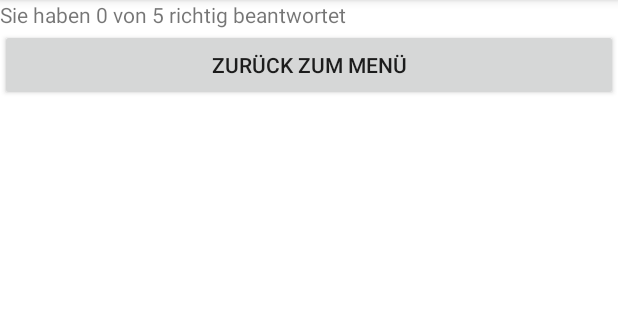
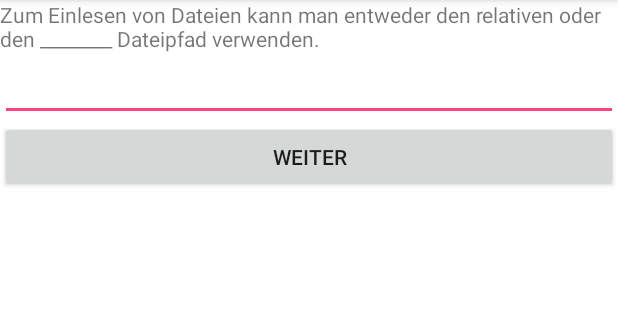
Before and after one commit to Tokimetakaari/howToJava, an Android app: the ExerciseExeptions screen opened directly, with no data from a screen before it, after a tap on "WEITER", on a phone screen of 412 x 824 dp, the part 84-404 px from its top. Run offline under Robolectric (Android 15) with nearby library versions, the phone set to English and light mode, and no system bars.

Commit message:
exeption Exercise Classes

```diff
--- a/app/src/main/java/com/example/niklasjahning/howtojava/ExerciseExeptions.java
+++ b/app/src/main/java/com/example/niklasjahning/howtojava/ExerciseExeptions.java
@@ -1,79 +1,106 @@
 package com.example.niklasjahning.howtojava;
+
 
 import android.content.Intent;
 import android.media.MediaPlayer;
 import android.os.Bundle;
 import android.support.design.widget.NavigationView;
+import android.support.v4.app.NotificationCompat;
 import android.support.v4.widget.DrawerLayout;
 import android.support.v7.app.ActionBarDrawerToggle;
 import android.support.v7.app.AppCompatActivity;
 import android.view.MenuItem;
 import android.view.View;
-import android.widget.AdapterView;
-import android.widget.ArrayAdapter;
 import android.widget.Button;
-import android.widget.Spinner;
+import android.widget.EditText;
 import android.widget.TextView;
 import android.widget.Toast;
 
 public class ExerciseExeptions extends AppCompatActivity implements View.OnClickListener {
 
     MediaPlayer mySound;
-
-    Spinner spinner1, spinner2, spinner3, spinner4, spinner5, spinner6;
-    TextView textView1, textView2, textView3, textView4, textView5, textView6, textQuest;
+    TextView textView;
+    EditText editText1, editText2, editText3, editText4, editText5, editText6, editText7, editText8;
     Button submit;
-
     int i = 0;
-    int numOfCorrectAnswers=0;
+    int numOfCorrectAnswers = 0;
     private DrawerLayout mDrawerLayout;
     private ActionBarDrawerToggle mToggle;
     NavigationView burger;
     private Intent intent;
     private NotificationHelper nHelper;
     private Intent next;
-
-
-
-
-    boolean[] answerCorrect = new boolean[5];
-    boolean[] answered = new boolean[5];
+    boolean[] answerCorrect = new boolean[3];
+    boolean[] answered = new boolean[3];
 
 
     @Override
     protected void onCreate(Bundle savedInstanceState) {
         super.onCreate(savedInstanceState);
-        setContentView(R.layout.reassemble_layout_default);
-        setupItems();
+        setContentView(R.layout.cloze_default);
         setupDrawer();
         connectBurger();
         mySound = MediaPlayer.create(this,R.raw.sound);
+        setupItems();
         setText();
+
+
+    }
+
+    private void setText() {
+        switch (i) {
+            case 0:
+                textView.setText(R.string.exerciseExeptionQ1);
+                editText2.setVisibility(View.GONE);
+                editText3.setVisibility(View.GONE);
+                editText4.setVisibility(View.GONE);
+                editText5.setVisibility(View.GONE);
+                editText6.setVisibility(View.GONE);
+                editText7.setVisibility(View.GONE);
+                editText8.setVisibility(View.GONE);
+                break;
+            case 1:
+                textView.setText(R.string.exerciseExeptionQ2);
+                break;
+            case 2:
+                textView.setText(R.string.exerciseExeptionQ3);
+                break;
+            case 3:
+                for (int j = 0; j < 3; j++)
+                {
+                    if (answerCorrect[j])
+                    {numOfCorrectAnswers ++;}
+                }
+                textView.setText(getString(R.string.endScreenExercise,numOfCorrectAnswers,answered.length));
+                editText1.setVisibility(View.INVISIBLE);
+                editText1.setClickable(false);
+                i++;
+                break;
+
+
+        }
+        resetEdit();
     }
 
     private void setupItems() {
 
-        textView1 = findViewById(R.id.reassemble_text_1);
-        textView2 = findViewById(R.id.reassemble_text_2);
-        textView3 = findViewById(R.id.reassemble_text_3);
-        textView4 = findViewById(R.id.reassemble_text_4);
-        textView5 = findViewById(R.id.reassemble_text_5);
-        textView6 = findViewById(R.id.reassemble_text_6);
-        textQuest = findViewById(R.id.reassemble_question);
-        spinner1 = findViewById(R.id.reassemble_spinner_1);
-        spinner2 = findViewById(R.id.reassemble_spinner_2);
-        spinner3 = findViewById(R.id.reassemble_spinner_3);
-        spinner4 = findViewById(R.id.reassemble_spinner_4);
-        spinner5 = findViewById(R.id.reassemble_spinner_5);
-        spinner6 = findViewById(R.id.reassemble_spinner_6);
-        submit = findViewById(R.id.reassemble_submit_button);
         nHelper = new NotificationHelper(this);
+        textView = findViewById(R.id.cloze_text);
+        editText1 = findViewById(R.id.cloze_answer_1);
+        submit = findViewById(R.id.cloze_submit_button);
         submit.setOnClickListener(this);
+        editText2 = findViewById(R.id.cloze_answer_2);
+        editText3 = findViewById(R.id.cloze_answer_3);
+        editText4 = findViewById(R.id.cloze_answer_4);
+        editText5 = findViewById(R.id.cloze_answer_5);
+        editText6 = findViewById(R.id.cloze_answer_6);
+        editText7 = findViewById(R.id.cloze_answer_7);
+        editText8 = findViewById(R.id.cloze_answer_8);
+        nHelper = new NotificationHelper(this);
         next = new Intent(this,ExerciseBufferedReader.class);
 
+    }
 
-
-    }
 
     private void connectBurger() {
         burger = findViewById(R.id.test);
@@ -99,13 +126,12 @@ public class ExerciseExeptions extends AppCompatActivity implements View.OnClick
                         startActivity(intent);
                         break;
                     case R.id.credits:
-                        Toast.makeText(getApplicationContext(),getString(R.string.credits_text),Toast.LENGTH_SHORT).show();
+                        Toast.makeText(getApplicationContext(),R.string.credits_text,Toast.LENGTH_SHORT).show();
                         break;
                 }
                 return true;
             }
         });}
-
 
 
     @Override
@@ -114,6 +140,10 @@ public class ExerciseExeptions extends AppCompatActivity implements View.OnClick
         if(mToggle.onOptionsItemSelected(item)){
             return true;
         }
+
+
+
+
         return super.onOptionsItemSelected(item);
     }
 
@@ -125,40 +155,23 @@ public class ExerciseExeptions extends AppCompatActivity implements View.OnClick
         getSupportActionBar().setDisplayHomeAsUpEnabled(true);
     }
 
-    private int[] getSelectedItemPositions() {
-        int[] itemPositions = new int[6];
-
-        itemPositions[0] = Integer.parseInt(spinner1.getSelectedItem().toString());
-        itemPositions[1] = Integer.parseInt(spinner2.getSelectedItem().toString());
-        itemPositions[2] = Integer.parseInt(spinner3.getSelectedItem().toString());
-        itemPositions[3] = Integer.parseInt(spinner4.getSelectedItem().toString());
-        itemPositions[4] = Integer.parseInt(spinner5.getSelectedItem().toString());
-        itemPositions[5] = Integer.parseInt(spinner6.getSelectedItem().toString());
-
-        return itemPositions;
-    }
-
     @Override
-    public void onClick(View view)
-    {
-        if(view.getId() == R.id.reassemble_submit_button)
-        {
-            if ( (spinner1.getSelectedItem() != null || spinner2.getSelectedItem() != null || spinner3.getSelectedItem() != null || spinner4.getSelectedItem() != null) && (i <=5))
-            {
-                checkCorrectAnswers(getSelectedItemPositions());
+    public void onClick(View view) {
+        if (view.getId() == R.id.cloze_submit_button) {
+            if ((!editText1.getText().toString().isEmpty()) && (i <= 3)) {
+                checkCorrectAnswers();
                 answered[i] = true;
                 i++;
                 setText();
-            }
-            else if (i>5)
-            {
-                PlayMenu.unlockLevelNumber = 1;
+
+            } else if (i > 3) {
                 if (numOfCorrectAnswers >=  answered.length /2) {
                     mySound.start();
                     update();
                     sendNotification(getString(R.string.notifyTitle16), getString(R.string.notifyMessage), next);
                 }
                 finish();
+
             }
         }
     }
@@ -176,129 +189,46 @@ public class ExerciseExeptions extends AppCompatActivity implements View.OnClick
         }).start();
     }
 
-    private void setText() {
+    private void checkCorrectAnswers() {
+
+//        Falls mehrere Schreibweise zählen einfach eine weitere Bedingung mit || hinzufügen editText1.getText().toString().equals(alternative1)
+
         switch (i) {
             case 0:
-                textQuest.setText("Deine ");
-                textView1.setText("Deine");
-                textView2.setText("Alter");
-                textView3.setText("Say");
-                textView4.setText("What");
-                textView5.setText("What");
-                textView6.setText("What");
+                if (editText1.getText().toString().equals(getString(R.string.exerciseExeptionA1))
+                        || (editText1.getText().toString().equals(getString(R.string.exerciseExeptionsA1A1)))) {
+                    answerCorrect[i] = true;
+                }
+            case 1:
+                if (editText1.getText().toString().equals(getString(R.string.exerciseExeptionsA2))
+                        || (editText1.getText().toString().equals(getString(R.string.exerciseExeptionsA2A1)))) {
+                    answerCorrect[i] = true;
+                }
                 break;
-            case 1:
-                textQuest.setText("");
-                textView1.setText("");
-                textView2.setText("");
-                textView3.setText("");
-                textView4.setText("");
-                textView5.setText("");
-                textView6.setText("");
             case 2:
-                textQuest.setText("");
-                textView1.setText("");
-                textView2.setText("");
-                textView3.setText("");
-                textView4.setText("");
-                textView5.setText("");
-                textView6.setText("");
-            case 3:
-                textQuest.setText("");
-                textView1.setText("");
-                textView2.setText("");
-                textView3.setText("");
-                textView4.setText("");
-                textView5.setText("");
-                textView6.setText("");
-            case 4:
-                textQuest.setText("");
-                textView1.setText("");
-                textView2.setText("");
-                textView3.setText("");
-                textView4.setText("");
-                textView5.setText("");
-                textView6.setText("");
-            case 5:
-                textQuest.setText("");
-                textView1.setText("");
-                textView2.setText("");
-                textView3.setText("");
-                textView4.setText("");
-                textView5.setText("");
-                textView6.setText("");
-            case 6:
-                countCorrectAnswers();
-                textQuest.setText(getString(R.string.endScreenExercise,numOfCorrectAnswers,answered.length));
-                textView1.setVisibility(View.GONE);
-                textView2.setVisibility(View.GONE);
-                textView3.setVisibility(View.GONE);
-                textView4.setVisibility(View.GONE);
-                textView5.setVisibility(View.GONE);
-                textView6.setVisibility(View.GONE);
-                spinner1.setVisibility(View.GONE);
-                spinner2.setVisibility(View.GONE);
-                spinner3.setVisibility(View.GONE);
-                spinner4.setVisibility(View.GONE);
-                spinner5.setVisibility(View.GONE);
-                spinner6.setVisibility(View.GONE);
-                submit.setText(getString(R.string.endScreenSubmit));
-                i++;
+                if (editText1.getText().toString().equals(getString(R.string.exerciseExeptionsA3))
+                        || (editText1.getText().toString().equals(getString(R.string.exerciseExeptionsA3A1)))) {
+                    answerCorrect[i] = true;
 
+                }
                 break;
             default:
                 break;
 
 
+
         }
-        resetSpinner();
-    }
-
-    private void resetSpinner ()
-    {
-        spinner1.setSelected(false);
-        spinner2.setSelected(false);
-        spinner3.setSelected(false);
-        spinner4.setSelected(false);
-        spinner5.setSelected(false);
-        spinner6.setSelected(false);
 
     }
 
-    private void checkCorrectAnswers(int[] itemPostions) {
-        switch (i)
-        {
-            case 0: if (itemPostions[0] == 1) {
-                if (itemPostions[1] == 2) {
-                    if (itemPostions[2] == 3) {
-                        if (itemPostions[3] == 4) {
-                            if (itemPostions[4] == 5) {
-                                if (itemPostions[5] == 6) {
-                                    answerCorrect[i] = true;
-                                }
-                            }
-                        }
-                    }
-                }
-            }
-
-                break;
-            default:
-                break;
-        }
+    private void resetEdit()
+    {
+        editText1.setText("");
     }
 
-    private int countCorrectAnswers() {
-        for (int j = 0; j < 5; j++)
-        {
-            if (answerCorrect[j])
-            {numOfCorrectAnswers ++;}
-        }
-        return numOfCorrectAnswers;
-    }
 
     public void sendNotification(String title, String message, Intent next) {
-        android.support.v4.app.NotificationCompat.Builder nBuilder = nHelper.getChannelNotification(title, message, next);
+        NotificationCompat.Builder nBuilder = nHelper.getChannelNotification(title, message, next);
         nHelper.getNotificationManager().notify(1, nBuilder.build());
     }
 
--- a/app/src/main/res/values/strings.xml
+++ b/app/src/main/res/values/strings.xml
@@ -339,6 +339,22 @@
     <string name="exerciseTryCatchA3A1">catch</string>
 
 
+
+    // Exeption exercise
+
+    <string name="exerciseExeptionQ1">Zum Einlesen von Dateien kann man entweder den relativen oder den ________ Dateipfad verwenden.</string>
+    <string name="exerciseExeptionQ2">Beim _________ Dateipfad wird nur das letzte Stück des Dateipfads angegeben.</string>
+    <string name="exerciseExeptionQ3">Image image2 = getImage(getCodeBase(), "C:\Users\Franz\Bilder\cat.jpg"); Hier wird das Bild mit Hilfe des _______ Dateipfades gefunden.</string>
+    <string name="exerciseExeptionQ4"></string>
+    <string name="exerciseExeptionA1">absoluten</string>
+    <string name="exerciseExeptionsA1A1">Absoluten</string>
+    <string name="exerciseExeptionsA2">relativen</string>
+    <string name="exerciseExeptionsA2A1">Relativen</string>
+    <string name="exerciseExeptionsA3">Absoluten</string>
+    <string name="exerciseExeptionsA3A1">absoluten</string>
+
+
+
    // Events exercise
 
     <string name="exerciseEventsQ1">Wenn der Nutzer innerhalb des geöffneten Anwendungsfenster einen \'Key\' drückt, ist dies ein ________ .</string>
```
